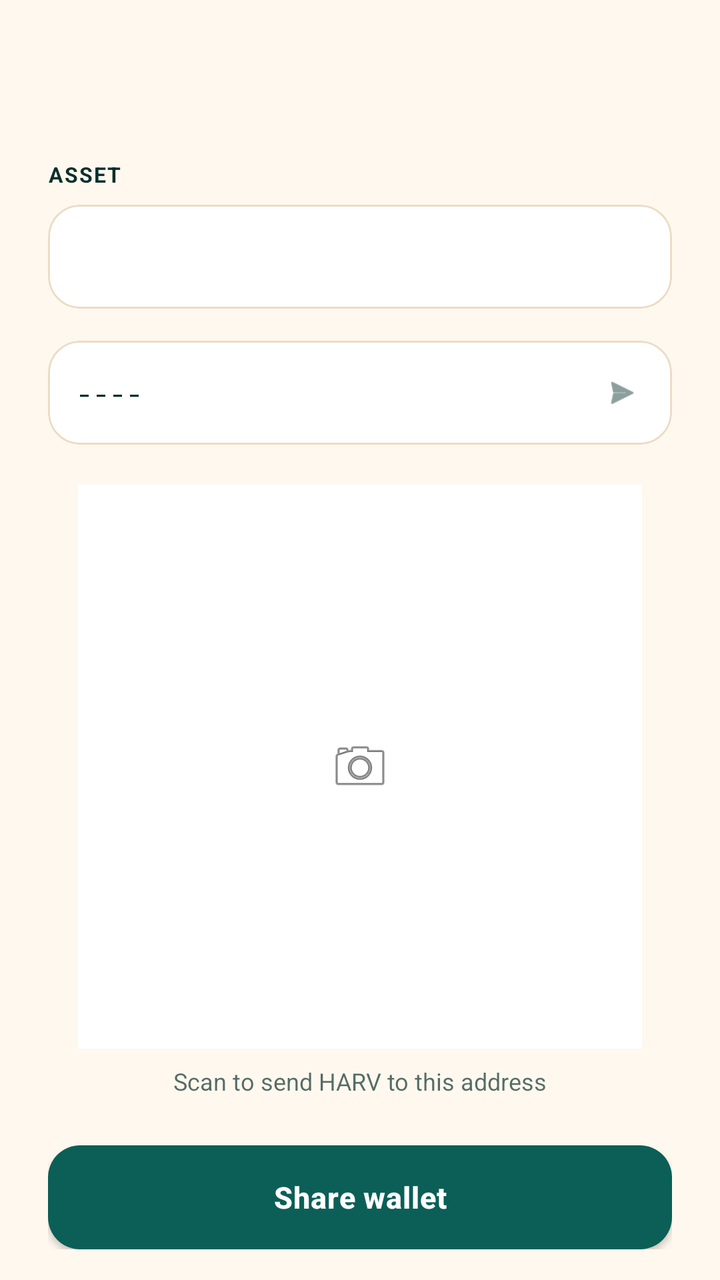
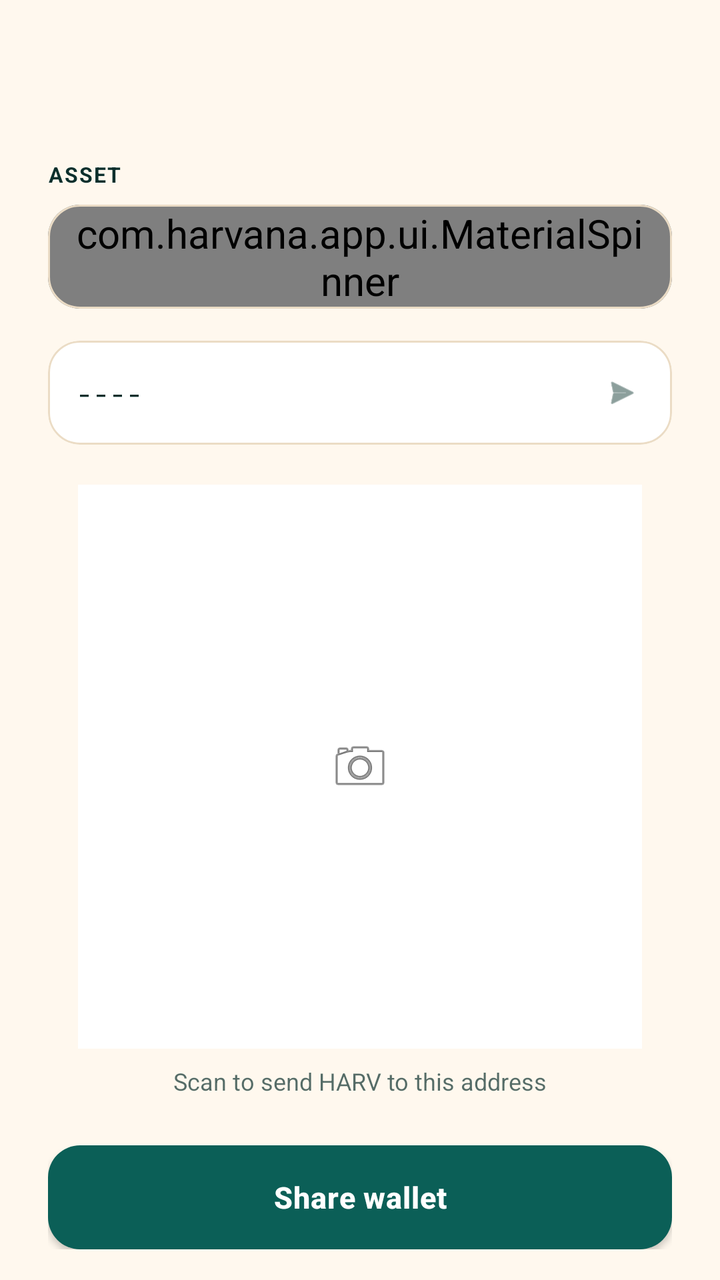

Compare the two renders of this Android layout. The source of the first and the diff that turns it into the second are given below.
<!-- AndroidManifest.xml: application theme AppTheme -->
<!-- res/layout/receive.xml -->
<androidx.coordinatorlayout.widget.CoordinatorLayout
	xmlns:android="http://schemas.android.com/apk/res/android"
	xmlns:app="http://schemas.android.com/apk/res-auto"
	xmlns:tools="http://schemas.android.com/tools"
	android:id="@+id/_coordinator"
	android:layout_width="match_parent"
	android:layout_height="match_parent">
	<com.google.android.material.appbar.AppBarLayout
		android:id="@+id/_app_bar"
		android:layout_width="match_parent"
		android:layout_height="wrap_content"
		android:theme="@style/AppTheme.AppBarOverlay"
		app:elevation="0dp"
		android:stateListAnimator="@null">
		<com.google.android.material.appbar.MaterialToolbar
			android:id="@+id/_toolbar"
			android:layout_width="match_parent"
			android:layout_height="?attr/actionBarSize"
			android:background="?attr/appBarColor"
			app:popupTheme="@style/AppTheme.PopupOverlay" />
	</com.google.android.material.appbar.AppBarLayout>
	<androidx.core.widget.NestedScrollView
		android:layout_width="match_parent"
		android:layout_height="match_parent"
		android:fillViewport="true"
		android:overScrollMode="never"
		app:layout_behavior="@string/appbar_scrolling_view_behavior">
		<LinearLayout
			android:id="@+id/linear5"
			android:layout_width="match_parent"
			android:layout_height="wrap_content"
			android:padding="24dp"
			android:orientation="vertical">
			<TextView
				android:id="@+id/textview1"
				android:layout_width="wrap_content"
				android:layout_height="wrap_content"
				android:layout_marginBottom="8dp"
				android:text="ASSET"
				android:textStyle="bold"
				android:textSize="10.5sp"
				android:letterSpacing="0.06" />
			<com.google.android.material.card.MaterialCardView
				android:id="@+id/cardview1"
				android:layout_width="match_parent"
				android:layout_height="wrap_content"
				android:layout_marginBottom="16dp"
				app:cardBackgroundColor="@color/colorSurface"
				app:cardCornerRadius="16dp"
				app:cardElevation="0dp"
				app:strokeColor="@color/colorCardStroke"
				app:strokeWidth="1dp">
				<Spinner
					android:id="@+id/spinnerAssets"
					android:layout_width="match_parent"
					android:layout_height="52dp"
					android:background="@android:color/transparent"
					android:spinnerMode="dropdown"
					android:theme="@style/WhiteSpinnerTheme"
					android:paddingStart="12dp"
					android:paddingEnd="12dp" />
			</com.google.android.material.card.MaterialCardView>
			<com.google.android.material.card.MaterialCardView
				android:id="@+id/cardview2"
				android:layout_width="match_parent"
				android:layout_height="wrap_content"
				android:layout_marginBottom="20dp"
				app:cardBackgroundColor="@color/colorSurface"
				app:cardCornerRadius="16dp"
				app:cardElevation="0dp"
				app:strokeColor="@color/colorCardStroke"
				app:strokeWidth="1dp">
				<LinearLayout
					android:id="@+id/linear6"
					android:layout_width="match_parent"
					android:layout_height="52dp"
					android:padding="14dp"
					android:gravity="center_vertical"
					android:orientation="horizontal">
					<TextView
						android:id="@+id/tvDepositAddress"
						android:layout_width="0dp"
						android:layout_height="wrap_content"
						android:background="@android:color/transparent"
						android:text="----"
						android:singleLine="true"
						android:layout_weight="1"
						android:textSize="13.5sp"
						android:fontFamily="monospace"
						android:ellipsize="middle" />
					<com.google.android.material.imageview.ShapeableImageView
						android:id="@+id/ivCopyAddress"
						android:layout_width="22dp"
						android:layout_height="22dp"
						android:padding="2dp"
						android:scaleType="centerInside"
						android:src="@android:drawable/ic_menu_send"
						android:layout_marginStart="12dp"
						android:contentDescription="Copyaddress"
						app:tint="@color/colorTextSecondary" />
				</LinearLayout>
			</com.google.android.material.card.MaterialCardView>
			<LinearLayout
				android:id="@+id/ll_qr_card"
				android:layout_width="wrap_content"
				android:layout_height="wrap_content"
				android:background="@color/colorTextPrimaryWhite"
				android:gravity="center_horizontal|center_vertical"
				android:orientation="vertical"
				android:layout_gravity="center_horizontal">
				<com.google.android.material.imageview.ShapeableImageView
					android:id="@+id/ivQrCode"
					android:layout_width="250dp"
					android:layout_height="250dp"
					android:layout_margin="16dp"
					android:scaleType="centerInside"
					android:src="@android:drawable/ic_menu_camera" />
			</LinearLayout>
			<TextView
				android:id="@+id/tvQrHint"
				android:layout_width="wrap_content"
				android:layout_height="wrap_content"
				android:layout_marginTop="8dp"
				android:layout_marginBottom="24dp"
				android:text="Scan to send HARV to this address"
				android:textSize="12sp"
				android:layout_gravity="center_horizontal"
				android:alpha="0.7" />
			<com.google.android.material.button.MaterialButton
				android:id="@+id/btnShare"
				android:layout_width="match_parent"
				android:layout_height="52dp"
				android:gravity="center_horizontal|center_vertical"
				android:text="Share wallet"
				android:textSize="15sp"
				android:textStyle="bold"
				app:backgroundTint="@color/colorAccent"
				app:cornerRadius="16dp"
				app:elevation="0dp" />
		</LinearLayout>
	</androidx.core.widget.NestedScrollView>
</androidx.coordinatorlayout.widget.CoordinatorLayout>
<!-- resources referenced by this layout -->
<resources>
  <color name="colorAccent">#0B5F57</color>
  <color name="colorCardStroke">#EBDCC5</color>
  <color name="colorSurface">#FFFFFF</color>
  <color name="colorTextPrimaryWhite">#FFFFFF</color>
  <color name="colorTextSecondary">#3F5F5A</color>
  <style name="AppTheme.AppBarOverlay" parent="ThemeOverlay.MaterialComponents.Light">
          
          <item name="android:textColorPrimary">?attr/onAppBarColor</item>
          <item name="android:textColorSecondary">?attr/onAppBarColor</item>
          <item name="colorControlNormal">?attr/onAppBarColor</item>
          <item name="colorOnSurface">?attr/onAppBarColor</item>
      </style>
  <style name="AppTheme.PopupOverlay" parent="ThemeOverlay.MaterialComponents.Light">
          <item name="popupMenuStyle">@style/HarvanaPopupMenu</item>
          <item name="actionOverflowMenuStyle">@style/HarvanaPopupMenu</item>
      </style>
  <style name="WhiteSpinnerTheme" parent="ThemeOverlay.AppCompat.Light">
          <item name="android:textColorPrimary">@color/colorTextPrimary</item>
          <item name="android:textColor">@color/colorTextPrimary</item>
          <item name="android:textSize">20sp</item>
          <item name="colorControlNormal">@color/colorTextPrimary</item>
          <item name="spinnerStyle">@style/HarvanaSpinner</item>
      </style>
  <style name="HarvanaPopupMenu" parent="Widget.MaterialComponents.PopupMenu">
          <item name="android:popupBackground">@drawable/bg_popup_menu</item>
          <item name="android:popupElevation">10dp</item>
      </style>
  <color name="colorTextPrimary">#0B2F2C</color>
  <style name="HarvanaSpinner" parent="Widget.AppCompat.Spinner">
          <item name="android:popupBackground">@color/colorSurface</item>
          <item name="android:dropDownSelector">@color/colorAccentRipple</item>
      </style>
  <style name="HarvanaButton.Text" parent="Widget.MaterialComponents.Button.TextButton">
          <item name="cornerRadius">12dp</item>
          <item name="android:textAllCaps">false</item>
          <item name="android:textStyle">bold</item>
          <item name="android:textColor">@color/colorAccentStrong</item>
          <item name="rippleColor">@color/colorAccentRipple</item>
      </style>
  <style name="HarvanaTextView" parent="android:Widget.TextView">
          <item name="android:textColor">@color/colorTextPrimary</item>
      </style>
  <color name="colorBackground">#FFF8EE</color>
  <color name="colorTextOnAccent">#FFFFFF</color>
  <color name="colorAccentDark">#084A44</color>
  <color name="colorError">#C8443F</color>
  <color name="colorControlNormal">#587570</color>
  <color name="colorAccentRipple">#1A0B5F57</color>
  <color name="colorAccentStroke">#330B5F57</color>
  <color name="colorAccentStrong">#053D3A</color>
  <color name="colorTextTertiary">#587570</color>
  <!-- drawable bg_popup_menu (drawable) -->
  <?xml version="1.0" encoding="utf-8"?>
  <shape xmlns:android="http://schemas.android.com/apk/res/android" android:shape="rectangle">
      <solid android:color="@color/colorPopupSurface" />
      <stroke android:width="1dp" android:color="@color/colorCardStroke" />
      <corners android:radius="14dp" />
  </shape>
  <style name="HarvanaDialogButton" parent="Widget.MaterialComponents.Button.TextButton.Dialog">
          <item name="android:textColor">@color/colorAccent</item>
          <item name="android:minHeight">48dp</item>
      </style>
  <style name="HarvanaBottomSheetStyle" parent="Widget.MaterialComponents.BottomSheet.Modal">
          <item name="backgroundTint">?attr/colorSurface</item>
          <item name="shapeAppearanceOverlay">@style/HarvanaBottomSheetShape</item>
      </style>
  <color name="colorPopupSurface">@color/colorSurface</color>
  <style name="HarvanaBottomSheetShape" parent="">
          <item name="cornerFamily">rounded</item>
          <item name="cornerSizeTopLeft">20dp</item>
          <item name="cornerSizeTopRight">20dp</item>
          <item name="cornerSizeBottomLeft">0dp</item>
          <item name="cornerSizeBottomRight">0dp</item>
      </style>
  <!-- unchanged entries left out for length: 8 -->
</resources>

<!-- the commit's change to res/layout/receive.xml (unified diff, before → after) -->
@@ -50,7 +50,7 @@
 				app:cardElevation="0dp"
 				app:strokeColor="@color/colorCardStroke"
 				app:strokeWidth="1dp">
-				<Spinner
+				<com.harvana.app.ui.MaterialSpinner
 					android:id="@+id/spinnerAssets"
 					android:layout_width="match_parent"
 					android:layout_height="52dp"
